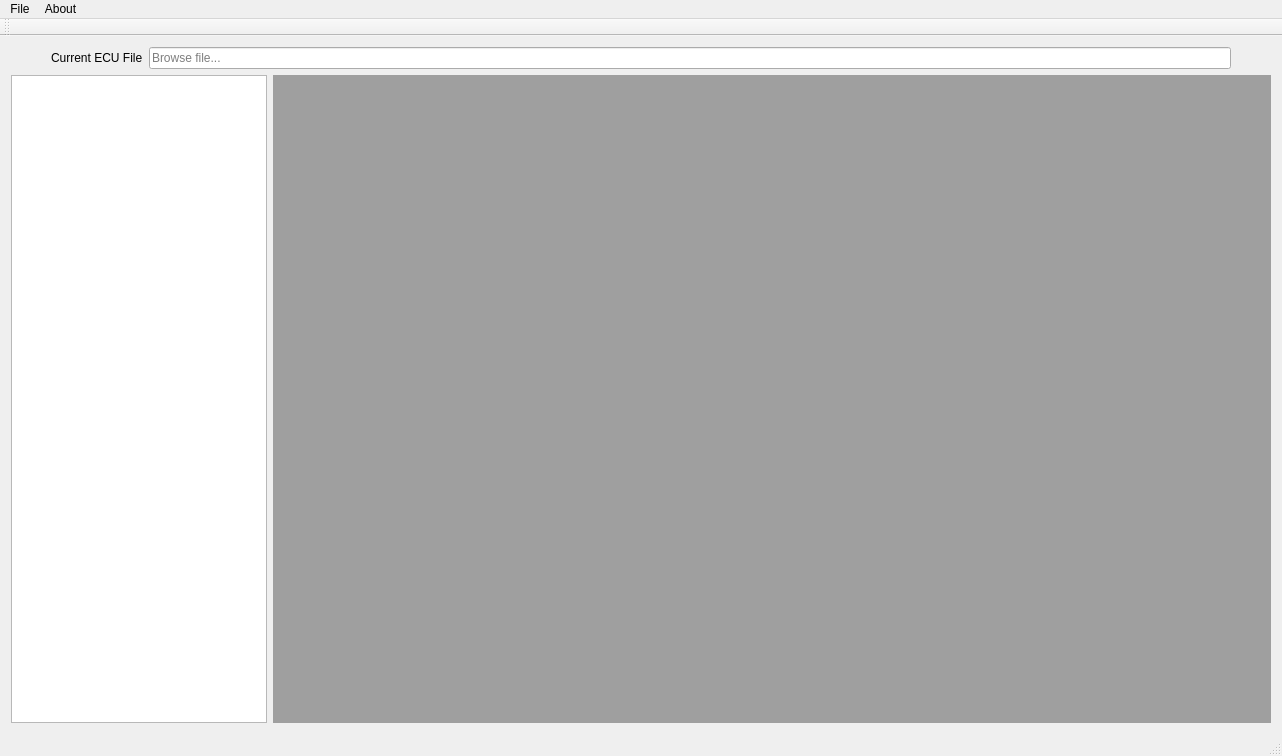
First picture: the form in EcuTunerApp/MainForm.ui, repository deiandrei/EcuTunerApp, before the edit.
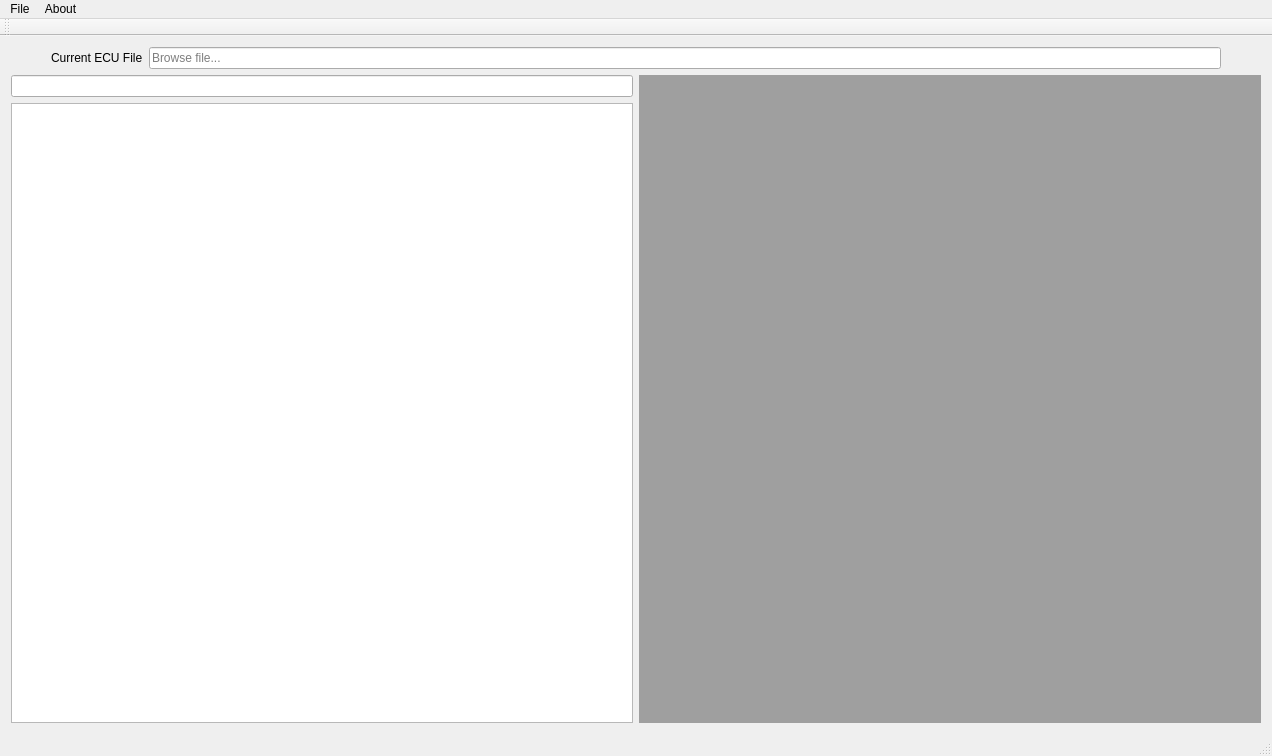
Second picture: the form after the edit.

Commit message: Descriptor Conversion from CSV

```diff
--- a/EcuTunerApp/MainForm.ui
+++ b/EcuTunerApp/MainForm.ui
@@ -6,7 +6,7 @@
    <rect>
     <x>0</x>
     <y>0</y>
-    <width>1282</width>
+    <width>1272</width>
     <height>756</height>
    </rect>
   </property>
@@ -14,7 +14,7 @@
    <string>MainForm</string>
   </property>
   <widget class="QWidget" name="centralWidget">
-   <layout class="QVBoxLayout" name="verticalLayout">
+   <layout class="QVBoxLayout" name="verticalLayout_2">
     <item>
      <layout class="QHBoxLayout" name="horizontalLayout_2">
       <item>
@@ -75,6 +75,11 @@
     <item>
      <layout class="QHBoxLayout" name="horizontalLayout_3">
       <item>
+       <layout class="QVBoxLayout" name="verticalLayout">
+        <item>
+         <widget class="QLineEdit" name="descriptorSearchLineEdit"/>
+        </item>
+        <item>
        <widget class="QTableView" name="mapsTableView">
         <property name="sizePolicy">
          <sizepolicy hsizetype="Minimum" vsizetype="Expanding">
@@ -84,6 +89,8 @@
         </property>
        </widget>
       </item>
+       </layout>
+      </item>
       <item>
        <widget class="QMdiArea" name="mainArea"/>
       </item>
@@ -96,8 +103,8 @@
     <rect>
      <x>0</x>
      <y>0</y>
-     <width>1282</width>
-     <height>21</height>
+     <width>1272</width>
+     <height>26</height>
     </rect>
    </property>
    <widget class="QMenu" name="menuFile">
```
Left out of the diff: 6 changed lines with no effect on the pictures. Lines whose indentation alone changed are shown as unchanged. The commit also changes 5 other files.
